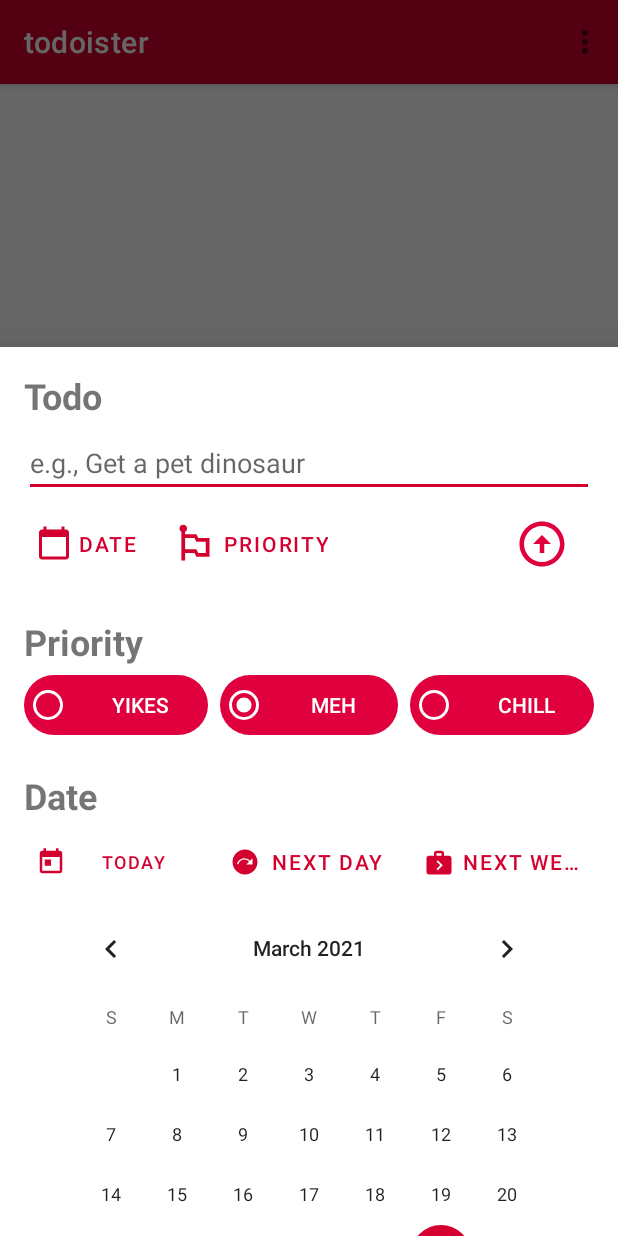
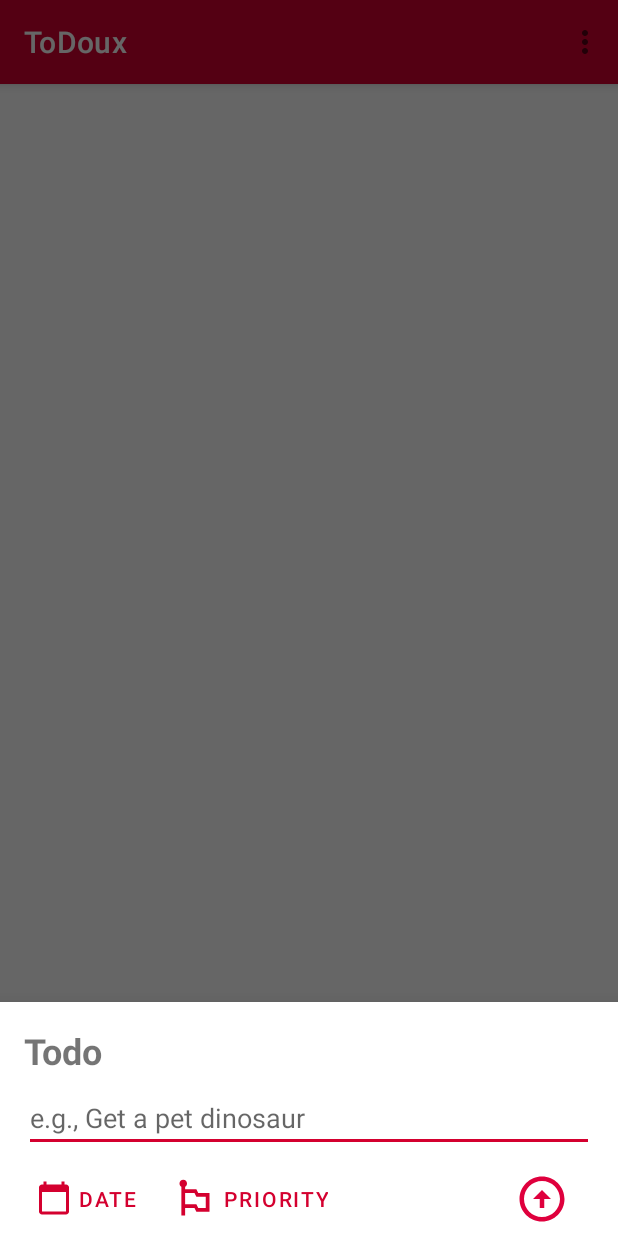
Before and after one commit to 1jayyaj1/Todoux, an Android app: the screen it shows after launch (MainActivity), after a tap on an icon or button, on a phone screen of 412 x 824 dp. Run offline under Robolectric (Android 15) with nearby library versions, the phone set to English and light mode, and no system bars; our stand-ins replace Room's generated code, data binding.

Commit message:
Updated default visibility of groups to gone

```diff
--- a/app/src/main/java/com/jayyaj/todoister/MainActivity.java
+++ b/app/src/main/java/com/jayyaj/todoister/MainActivity.java
@@ -44,6 +44,7 @@ public class MainActivity extends AppCompatActivity {
         recyclerView = findViewById(R.id.recycler_view);
         recyclerView.setHasFixedSize(true);
         recyclerView.setLayoutManager(new LinearLayoutManager(MainActivity.this));
+
         fab = findViewById(R.id.fab);
 
         bottomSheetFragment = new BottomSheetFragment();
--- a/app/src/main/res/layout/bottom_sheet.xml
+++ b/app/src/main/res/layout/bottom_sheet.xml
@@ -95,7 +95,7 @@
             android:layout_width="wrap_content"
             android:layout_height="wrap_content"
             android:layout_marginBottom="275dp"
-            android:visibility="visible"
+            android:visibility="gone"
             app:constraint_referenced_ids="priorityRadioGroup,priorityTitleText"
             app:layout_constraintBottom_toBottomOf="parent" />
 
@@ -228,7 +228,7 @@
             android:id="@+id/calendarGroup"
             android:layout_width="wrap_content"
             android:layout_height="wrap_content"
-            android:visibility="visible"
+            android:visibility="gone"
             app:constraint_referenced_ids="todayButton,tomorrowButton,nextWeekButton,dateTitleText,calendarView" />
 
     </androidx.constraintlayout.widget.ConstraintLayout>
--- a/app/src/main/res/values/strings.xml
+++ b/app/src/main/res/values/strings.xml
@@ -4,7 +4,7 @@
     <string name="tv_description">Testing this thing..</string>
     <string name="tv_title">Title</string>
     <!-- TODO: Remove or change this placeholder text -->
-    <string name="app_name">todoister</string>
+    <string name="app_name">ToDoux</string>
     <string name="action_settings">About</string>
     <!-- Strings used for fragments for navigation -->
     <string name="hello_blank_fragment">Hello blank fragment</string>
@@ -34,5 +34,5 @@
 
     <string name="about_text">Todoist Clone App - by JAYYAJ - version 0.1</string>
     <string name="add_todos">Add a Todo...</string>
-    <string name="tool_bar_text">todoister</string>
+    <string name="tool_bar_text">ToDoux</string>
 </resources>
```
